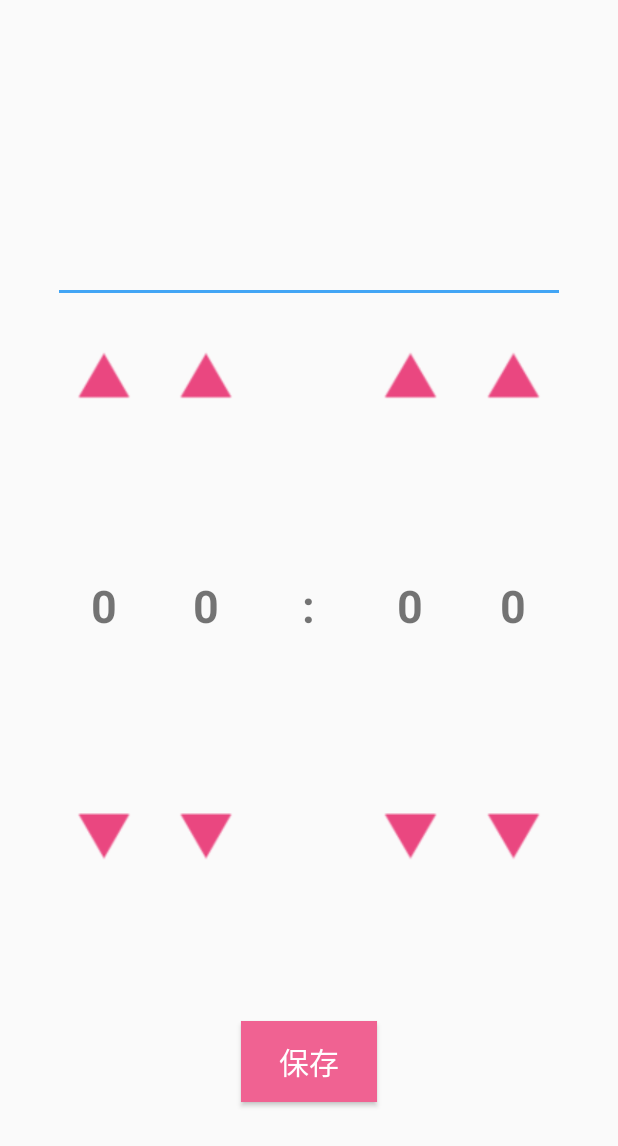
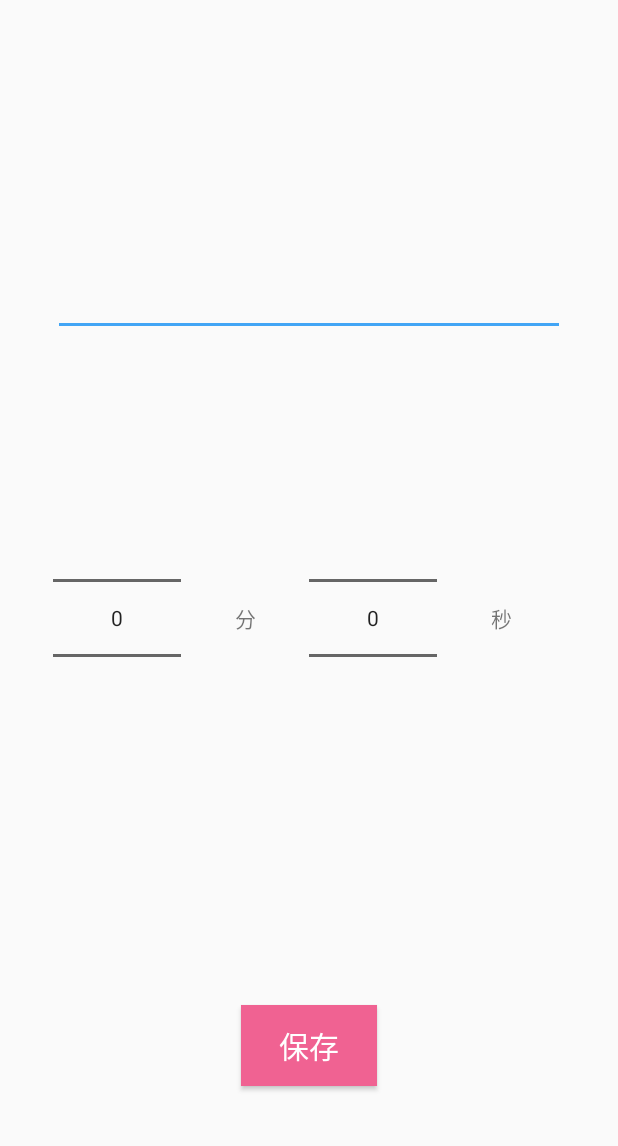
Before and after one commit to ayumi0611/KitchenTimer, an Android app: the layout fragment_recipe.xml on its own in the app's theme, with its tools: preview values and no code run, on a phone screen of 412 x 824 dp. Shown: the top 1146 px of the screen. Run offline under Robolectric (Android 15) with nearby library versions, the phone set to English and light mode, and no system bars.

Commit message:
レイアウトの調整

```diff
--- a/app/src/main/res/layout/fragment_home.xml
+++ b/app/src/main/res/layout/fragment_home.xml
@@ -17,9 +17,11 @@
         android:id="@+id/time_picker"
         android:layout_width="match_parent"
         android:layout_height="0dp"
+        android:layout_marginBottom="20dp"
         android:layout_marginEnd="35dp"
         android:layout_marginStart="35dp"
-        android:layout_weight="2"
+        android:layout_marginTop="20dp"
+        android:layout_weight="3"
         android:orientation="horizontal"
         android:visibility="visible">
 
@@ -35,7 +37,7 @@
             android:layout_height="match_parent"
             android:layout_weight="1"
             android:gravity="center"
-            android:text="分" />
+            android:text="@string/minutes" />
 
         <NumberPicker
             android:id="@+id/picker2"
@@ -49,7 +51,7 @@
             android:layout_height="match_parent"
             android:layout_weight="1"
             android:gravity="center"
-            android:text="秒" />
+            android:text="@string/seconds" />
 
     </LinearLayout>
 
@@ -57,13 +59,14 @@
         android:id="@+id/remaining_time_view"
         android:layout_width="match_parent"
         android:layout_height="0dp"
+        android:layout_marginBottom="20dp"
         android:layout_marginEnd="35dp"
         android:layout_marginStart="35dp"
-        android:layout_weight="2"
-        android:text="10:00"
+        android:layout_marginTop="20dp"
+        android:layout_weight="3"
         android:gravity="center"
-        android:textSize="90sp"
-        android:visibility="gone"/>
+        android:textSize="70sp"
+        android:visibility="gone" />
 
     <LinearLayout
         android:layout_width="match_parent"
@@ -77,31 +80,27 @@
 
         <Button
             android:id="@+id/button_stop"
-            android:layout_width="match_parent"
+            android:layout_width="0dp"
             android:layout_height="wrap_content"
-            android:layout_margin="7dp"
+            android:layout_marginBottom="7dp"
+            android:layout_marginEnd="25dp"
+            android:layout_marginStart="25dp"
+            android:layout_marginTop="7dp"
             android:layout_weight="1"
             android:background="@color/colorPrimaryDark"
             android:text="@string/stop"
             android:textColor="#ffffff"
             android:textStyle="bold" />
 
-        <Button
-            android:id="@+id/button_reset"
-            android:layout_width="match_parent"
-            android:layout_height="wrap_content"
-            android:layout_margin="7dp"
-            android:layout_weight="1"
-            android:background="@color/colorPrimaryDark"
-            android:text="@string/reset"
-            android:textColor="#ffffff"
-            android:textStyle="bold" />
 
         <Button
             android:id="@+id/button_start"
-            android:layout_width="match_parent"
+            android:layout_width="0dp"
             android:layout_height="wrap_content"
-            android:layout_margin="7dp"
+            android:layout_marginBottom="7dp"
+            android:layout_marginEnd="25dp"
+            android:layout_marginStart="25dp"
+            android:layout_marginTop="7dp"
             android:layout_weight="1"
             android:background="@color/colorPrimaryDark"
             android:text="@string/start"
--- a/app/src/main/res/layout/fragment_recipe.xml
+++ b/app/src/main/res/layout/fragment_recipe.xml
@@ -15,138 +15,46 @@
         android:textSize="30sp"
         android:textStyle="bold" />
 
+
     <LinearLayout
+        android:id="@+id/time_picker"
         android:layout_width="match_parent"
         android:layout_height="0dp"
+        android:layout_marginBottom="20dp"
         android:layout_marginEnd="35dp"
         android:layout_marginStart="35dp"
-        android:layout_weight="1"
-        android:orientation="horizontal">
+        android:layout_marginTop="20dp"
+        android:layout_weight="3"
+        android:orientation="horizontal"
+        android:visibility="visible">
 
-        <ImageButton
+        <NumberPicker
+            android:id="@+id/picker1"
             android:layout_width="0dp"
             android:layout_height="match_parent"
             android:layout_weight="1"
-            android:background="@drawable/button_up" />
-
-        <ImageButton
-            android:layout_width="0dp"
-            android:layout_height="match_parent"
-            android:layout_weight="1"
-            android:background="@drawable/button_up" />
-
-        <View
-            android:layout_width="0dp"
-            android:layout_height="match_parent"
-            android:layout_weight="1" />
-
-        <ImageButton
-            android:layout_width="0dp"
-            android:layout_height="match_parent"
-            android:layout_weight="1"
-            android:background="@drawable/button_up" />
-
-        <ImageButton
-            android:layout_width="0dp"
-            android:layout_height="match_parent"
-            android:layout_weight="1"
-            android:background="@drawable/button_up" />
-
-    </LinearLayout>
-
-    <LinearLayout
-        android:layout_width="match_parent"
-        android:layout_height="0dp"
-        android:layout_marginEnd="35dp"
-        android:layout_marginStart="35dp"
-        android:layout_weight="2"
-        android:orientation="horizontal">
+            android:gravity="center" />
 
         <TextView
             android:layout_width="0dp"
             android:layout_height="match_parent"
             android:layout_weight="1"
             android:gravity="center"
-            android:text="@string/zero"
-            android:textSize="30sp"
-            android:textStyle="bold" />
+            android:text="@string/minutes" />
+
+        <NumberPicker
+            android:id="@+id/picker2"
+            android:layout_width="0dp"
+            android:layout_height="match_parent"
+            android:layout_weight="1"
+            android:gravity="center" />
 
         <TextView
             android:layout_width="0dp"
             android:layout_height="match_parent"
             android:layout_weight="1"
             android:gravity="center"
-            android:text="@string/zero"
-            android:textSize="30sp"
-            android:textStyle="bold" />
-
-        <TextView
-            android:layout_width="0dp"
-            android:layout_height="match_parent"
-            android:layout_weight="1"
-            android:gravity="center"
-            android:text="@string/colon"
-            android:textSize="30sp"
-            android:textStyle="bold" />
-
-        <TextView
-            android:layout_width="0dp"
-            android:layout_height="match_parent"
-            android:layout_weight="1"
-            android:gravity="center"
-            android:text="@string/zero"
-            android:textSize="30sp"
-            android:textStyle="bold" />
-
-        <TextView
-            android:layout_width="0dp"
-            android:layout_height="match_parent"
-            android:layout_weight="1"
-            android:gravity="center"
-            android:text="@string/zero"
-            android:textSize="30sp"
-            android:textStyle="bold" />
-
-
-    </LinearLayout>
-
-    <LinearLayout
-        android:layout_width="match_parent"
-        android:layout_height="0dp"
-        android:layout_marginBottom="15dp"
-        android:layout_marginEnd="35dp"
-        android:layout_marginStart="35dp"
-        android:layout_weight="1"
-        android:orientation="horizontal">
-
-        <ImageButton
-            android:layout_width="0dp"
-            android:layout_height="match_parent"
-            android:layout_weight="1"
-            android:background="@drawable/button_down" />
-
-        <ImageButton
-            android:layout_width="0dp"
-            android:layout_height="match_parent"
-            android:layout_weight="1"
-            android:background="@drawable/button_down" />
-
-        <View
-            android:layout_width="0dp"
-            android:layout_height="match_parent"
-            android:layout_weight="1" />
-
-        <ImageButton
-            android:layout_width="0dp"
-            android:layout_height="match_parent"
-            android:layout_weight="1"
-            android:background="@drawable/button_down" />
-
-        <ImageButton
-            android:layout_width="0dp"
-            android:layout_height="match_parent"
-            android:layout_weight="1"
-            android:background="@drawable/button_down" />
+            android:text="@string/seconds" />
 
     </LinearLayout>
 
--- a/app/src/main/res/values/strings.xml
+++ b/app/src/main/res/values/strings.xml
@@ -1,11 +1,11 @@
 <resources>
     <string name="app_name">KitchenTimer</string>
     <string name="add_recipe">add</string>
-    <string name="zero">0</string>
-    <string name="colon">:</string>
     <string name="save">保存</string>
     <string name="back_display">back</string>
-    <string name="reset">リセット</string>
     <string name="stop">ストップ</string>
     <string name="start">スタート</string>
+    <string name="minutes">分</string>
+    <string name="seconds">秒</string>
+
 </resources>
```
